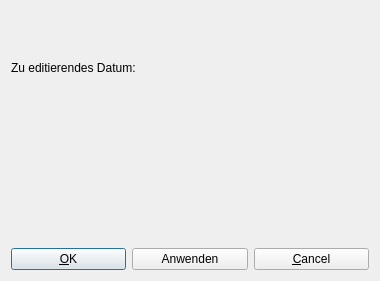
First picture: the form in src/datedialogbase.ui, repository theoweiss/sctime, before the edit.
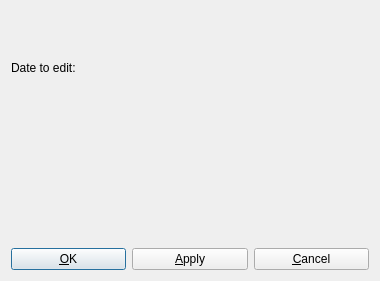
Second picture: the form after the edit. Custom widgets are drawn as their Qt base class.

What changed in the file:
```diff
--- a/src/datedialogbase.ui
+++ b/src/datedialogbase.ui
@@ -12,10 +12,8 @@
     <height>281</height>
    </rect>
   </property>
-  <property name="sizePolicy" >
-   <sizepolicy>
-    <hsizetype>7</hsizetype>
-    <vsizetype>7</vsizetype>
+  <property name="sizePolicy">
+   <sizepolicy hsizetype="Expanding" vsizetype="Expanding">
     <horstretch>0</horstretch>
     <verstretch>0</verstretch>
    </sizepolicy>
@@ -27,27 +25,18 @@
    <property name="margin" >
     <number>11</number>
    </property>
-   <property name="spacing" >
-    <number>6</number>
-   </property>
-   <item row="0" column="0" >
-    <widget class="QLabel" name="textLabel1" >
-     <property name="text" >
-      <string>Zu editierendes Datum:</string>
+   <item row="0" column="0">
+    <widget class="QLabel" name="textLabel1">
+     <property name="text">
+      <string>Date to edit:</string>
      </property>
     </widget>
    </item>
    <item row="1" column="0" >
     <widget class="QDatePicker" name="datePicker" />
    </item>
-   <item row="2" column="0" >
-    <layout class="QHBoxLayout" >
-     <property name="margin" >
-      <number>0</number>
-     </property>
-     <property name="spacing" >
-      <number>6</number>
-     </property>
+   <item row="2" column="0">
+    <layout class="QHBoxLayout">
      <item>
       <widget class="QPushButton" name="okbutton" >
        <property name="text" >
@@ -59,9 +48,9 @@
       </widget>
      </item>
      <item>
-      <widget class="QPushButton" name="applyButton" >
-       <property name="text" >
-        <string>Anwenden</string>
+      <widget class="QPushButton" name="applyButton">
+       <property name="text">
+        <string>&amp;Apply</string>
        </property>
       </widget>
      </item>
@@ -79,8 +68,7 @@
    </item>
   </layout>
  </widget>
- <layoutdefault spacing="6" margin="11" />
- <pixmapfunction></pixmapfunction>
+ <layoutdefault spacing="6" margin="11"/>
  <customwidgets>
   <customwidget>
    <class>QDatePicker</class>
```
Left out of the diff: 36 changed lines with no effect on the pictures.
